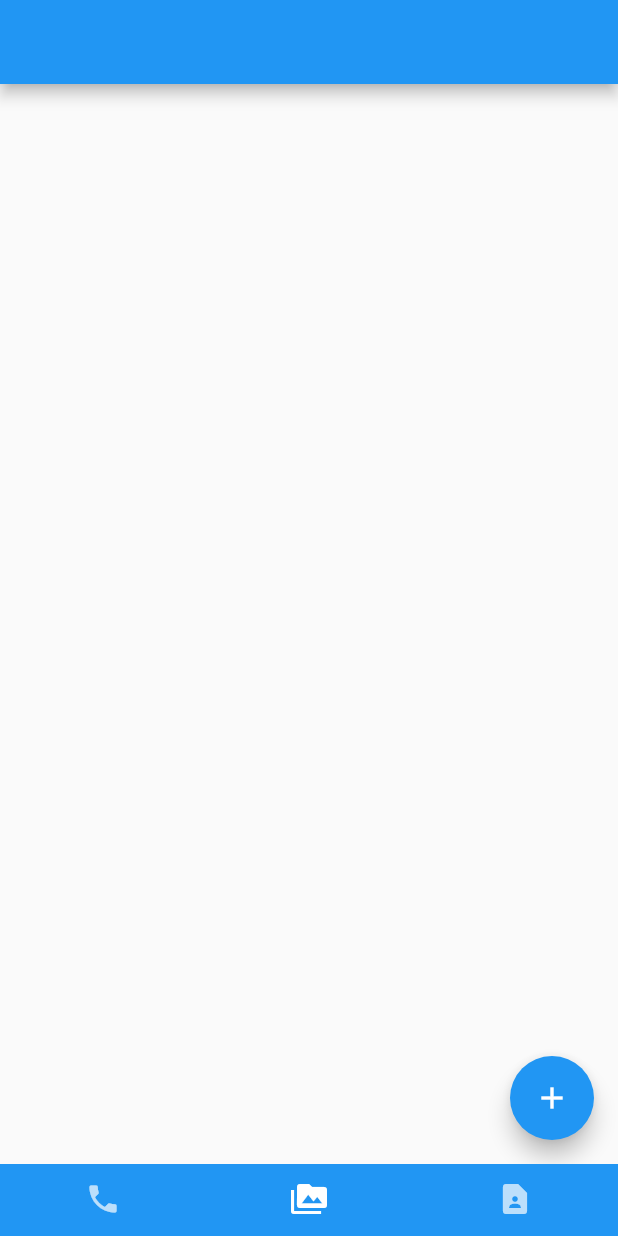
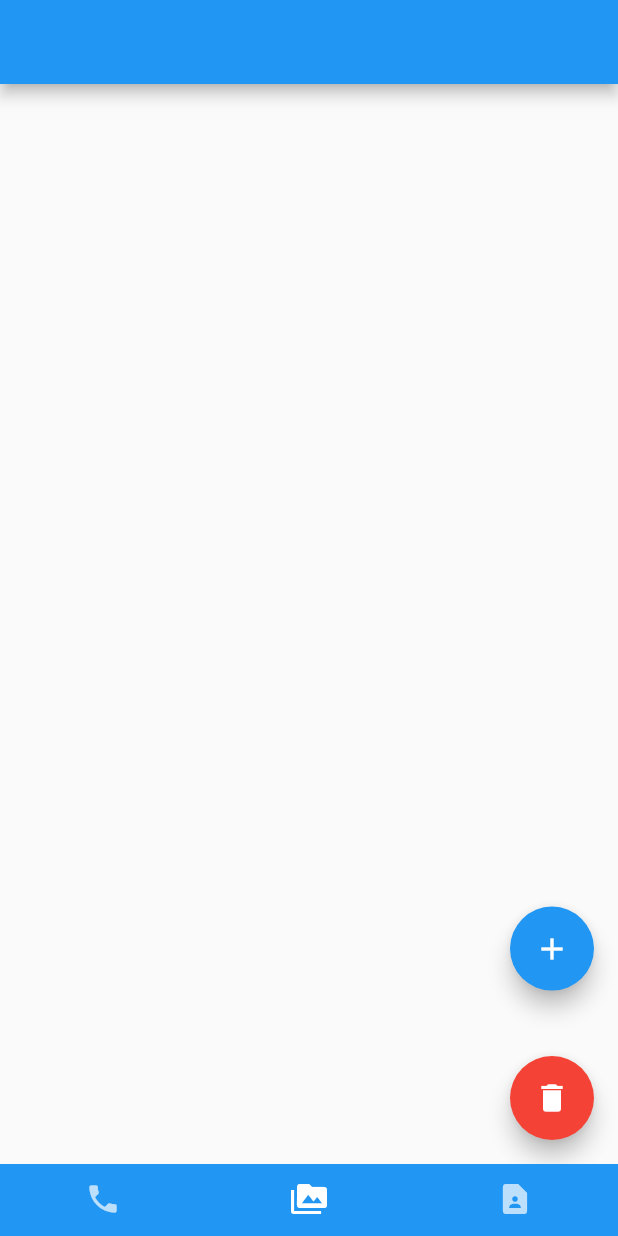
Before and after one commit to Engineer-JJHaMa/MadCamp_Assginment1, a Flutter app: the screen it shows after launch, item 2 of the bottom bar chosen, after a tap on the "add" icon, on a phone screen of 412 x 824 dp. Run offline on Flutter 3.47's test engine with Material 2 defaults, Android fonts, the phone set to English and light mode, and no system bars; our stand-ins replace image_picker, permission_handler, shared_preferences; missing offline and left inert: fast_contacts.

Commit message:
feat: 갤러리 삭제 기능

```diff
--- a/lib/gallery.dart
+++ b/lib/gallery.dart
@@ -16,35 +16,78 @@ class _GalleryState extends State<Gallery> {
   List<XFile> _pickedImgs = [];
 
   @override
+  void initState() {
+    super.initState();
+    getImgList();
+  }
+
+  @override
   Widget build(BuildContext context) {
     return Scaffold(
-      floatingActionButton: FloatingActionButton(
+      floatingActionButton: Stack(
+        children: <Widget>[
+          Align(
+            alignment: Alignment(
+              Alignment.bottomRight.x, Alignment.bottomRight.y - 0.3),
+                child: FloatingActionButton(
                   onPressed: (){_pickImg();},
                   backgroundColor: Colors.blue,
                   child: const Icon(Icons.add),
                 ),
+              ),
+          Align(
+            alignment: Alignment.bottomRight,
+                child: FloatingActionButton(
+                onPressed: (){
+                   _initImg();
+                },
+                  backgroundColor: Colors.red,
+                  child: const Icon(Icons.delete),
+            ),
+          ),
+        ],
+      ),
+
+
+
       body: GridView.count(
         primary: false,
         padding: const EdgeInsets.all(2),
         crossAxisSpacing: 2,
         mainAxisSpacing: 2,
         crossAxisCount: 3,
+
         children: _pickedImgs.map((xf) => Container(
-          child: Image.file(
+          child: Stack(
+              fit: StackFit.expand,
+              children: [Image.file(
                 File(xf.path),
                 fit: BoxFit.cover,
                 ),
+                Positioned(
+                    right: 1,
+                    child: GestureDetector(
+                      onTap: () {
+                        setState(() {
+                          debugPrint('gfdgdhgfd');
+                          _dltImg(xf);
+                        });
+                      },
+                      child: const Icon(Icons.cancel, color: Colors.red),
+                    )
+                  )
+                ]
+              ),
             )).toList(),
+
+
       ),
     );
   }
 
-  @override
-  void initState() {
-    super.initState();
-    getImgList();
-  }
 
+
+  // initial state
   Future<void> getImgList() async {
     var prefs = await SharedPreferences.getInstance();
     try{
@@ -61,18 +104,31 @@ class _GalleryState extends State<Gallery> {
 
   Future<void> _pickImg() async {
     final List<XFile>? images = await _picker.pickMultiImage();
-    debugPrint('finish pick');
     if(images != null) {
       setState(() {
         _pickedImgs.addAll(images);
       });
       var prefs = await SharedPreferences.getInstance();
       var imglist = _pickedImgs.map((xf) => xf.path).toList();
-      for(final line in imglist){
-        debugPrint('write: ' + line);
-      }
       await prefs.remove('paths');
       prefs.setStringList('paths', imglist);
     }
   }
+
+  void _dltImg(data) async {
+    _pickedImgs.remove(data);
+    var prefs = await SharedPreferences.getInstance();
+    var imglist = _pickedImgs.map((xf) => xf.path).toList();
+    await prefs.remove('paths');
+    prefs.setStringList('paths', imglist);
   }
+
+  void _initImg() async {
+    setState(() {
+      debugPrint('init is executed!!!!!!!!!!!!!!!!!!!!!!!!!!!!!!!!!!!!');
+      _pickedImgs.clear();
+    });
+    var prefs = await SharedPreferences.getInstance();
+    await prefs.remove('paths');
+  }
+}
```
Lines whose indentation alone changed are shown as unchanged.
